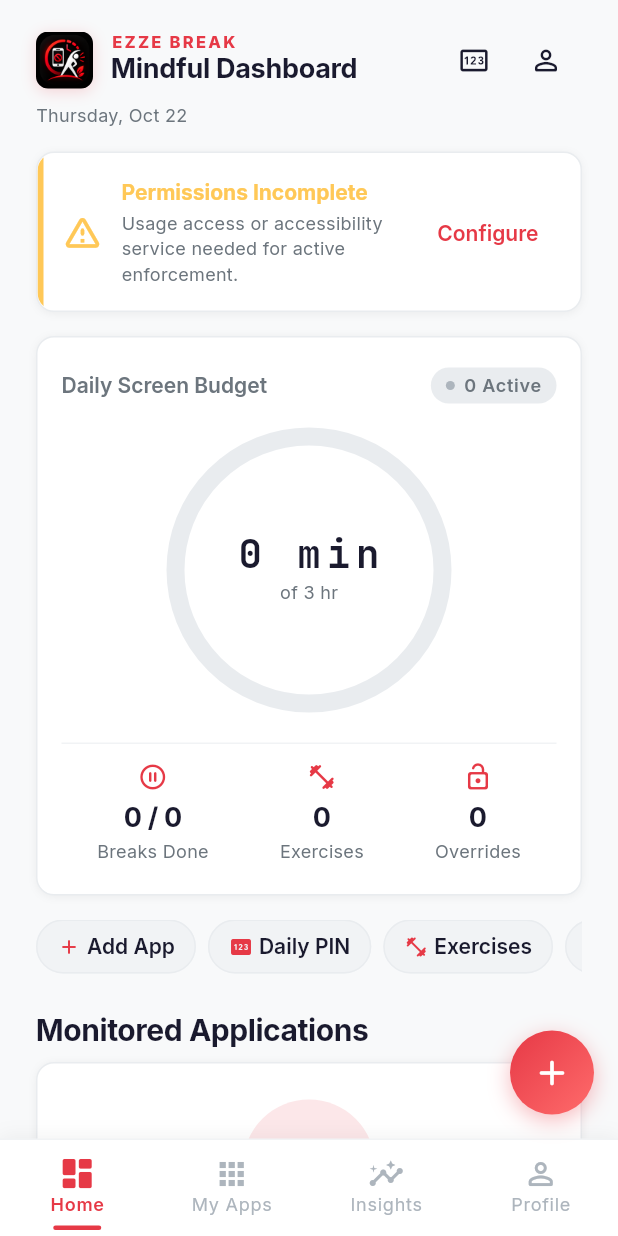
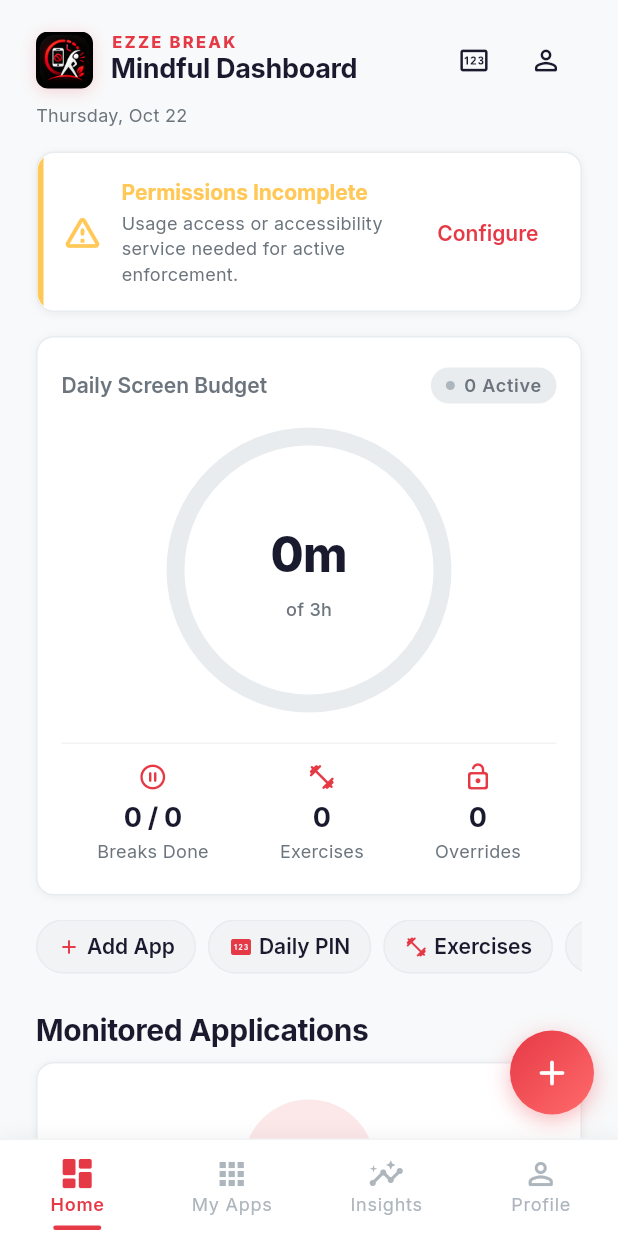
Before and after one commit to ImranHasan13421/EzzeBreak, a Flutter app: the screen it shows after launch, after a tap on "Skip", on a phone screen of 412 x 824 dp. Run offline on Flutter 3.47's test engine with Material 3 defaults, Android fonts, the phone set to English and light mode, and no system bars; our stand-ins replace fl_chart, flutter_riverpod, pdf, shared_preferences, sqflite; accounts and stored records are empty.

Commit message:
fix(ui): circular usage gauge layout and override dialog pixel overflow

```diff
--- a/lib/core/utils/formatters.dart
+++ b/lib/core/utils/formatters.dart
@@ -46,6 +46,21 @@ class EzzeFormatters {
     final pct = (ratio * 100).clamp(0, 100).round();
     return '$pct%';
   }
+
+  /// Compact formatting for gauges and badges: e.g. "1h 15m", "45m", "3h", "0m"
+  static String formatCompact(int totalMinutes) {
+    if (totalMinutes <= 0) return '0m';
+    final hours = totalMinutes ~/ 60;
+    final minutes = totalMinutes % 60;
+
+    if (hours > 0) {
+      if (minutes > 0) {
+        return '${hours}h ${minutes}m';
+      }
+      return '${hours}h';
+    }
+    return '${minutes}m';
+  }
 }
 
 typedef Formatters = EzzeFormatters;
--- a/lib/shared/widgets/circular_usage_gauge.dart
+++ b/lib/shared/widgets/circular_usage_gauge.dart
@@ -71,10 +71,10 @@ class _CircularUsageGaugeState extends State<CircularUsageGauge>
     final isOverBudget =
         widget.budgetMinutes > 0 && widget.usedMinutes >= widget.budgetMinutes;
 
-    final usedTimeStr = Formatters.formatMinutes(widget.usedMinutes);
+    final usedTimeStr = Formatters.formatCompact(widget.usedMinutes);
     final budgetTimeStr = widget.budgetMinutes > 0
-        ? Formatters.formatMinutes(widget.budgetMinutes)
-        : 'No limit';
+        ? Formatters.formatCompact(widget.budgetMinutes)
+        : '0m';
 
     return GestureDetector(
       onTap: widget.onTap,
@@ -100,13 +100,20 @@ class _CircularUsageGaugeState extends State<CircularUsageGauge>
                       isDark: isDark,
                     ),
                   ),
-                  Column(
+                  Padding(
+                    padding: EdgeInsets.all(widget.strokeWidth + 14),
+                    child: FittedBox(
+                      fit: BoxFit.scaleDown,
+                      child: Column(
                         mainAxisSize: MainAxisSize.min,
                         children: [
                           Text(
                             usedTimeStr,
-                        style: AppTypography.mono.copyWith(
-                          fontSize: 26,
+                            style: TextStyle(
+                              fontFamily: AppTypography.primaryFont,
+                              fontSize: 32,
+                              fontWeight: FontWeight.w800,
+                              letterSpacing: -0.5,
                               color: isOverBudget
                                   ? AppColors.error
                                   : (isDark
@@ -121,9 +128,12 @@ class _CircularUsageGaugeState extends State<CircularUsageGauge>
                               color: isDark
                                   ? AppColors.darkTextSecondary
                                   : AppColors.lightTextSecondary,
+                              fontWeight: FontWeight.w500,
                             ),
                           ),
                         ],
+                      ),
+                    ),
                   ),
                 ],
               );
```
Also changed, not shown: lib/features/overrides/presentation/override_dialog.dart (+36 -12 lines). Lines whose indentation alone changed are shown as unchanged.
